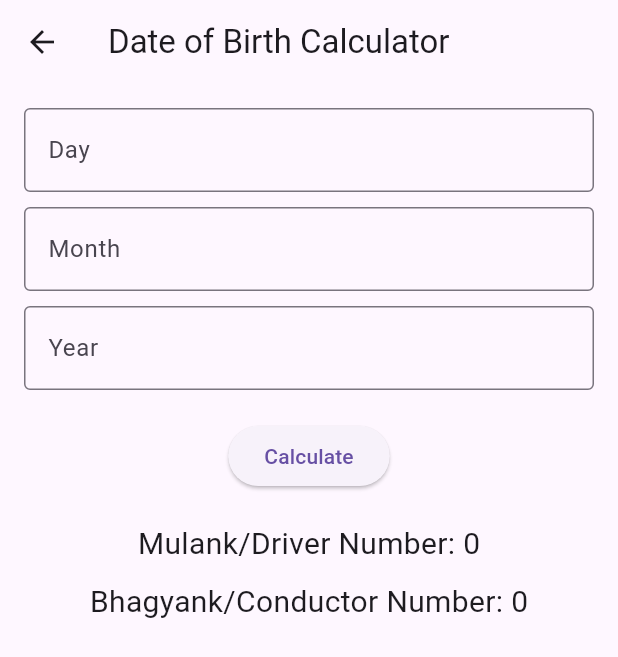
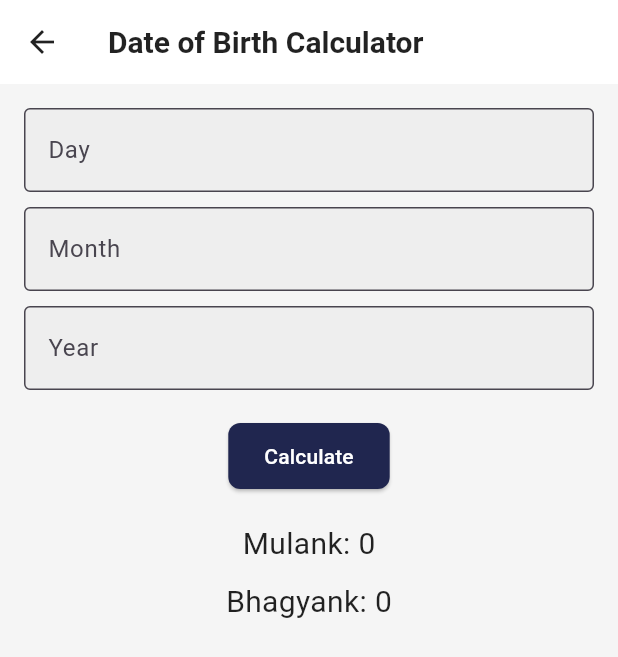
Before and after one commit to Shailen-parmar/numerology-app, a Flutter app: the screen it shows after launch, after a tap on "Calculate Date of Birth", on a phone screen of 412 x 824 dp. Shown: the top 657 px of the screen. Run offline on Flutter 3.47's test engine with Material 3 defaults, Android fonts, the phone set to English and light mode, and no system bars; Roboto replaces fonts that are missing (Montserrat).

Commit message:
feat: Implement splash screen and update app theme
This commit introduces a splash screen for a better user experience on app startup. It also updates the app's theme with custom colors, fonts, and styles to improve the overall visual appeal and consistency.
- Added a splash screen
- Updated the app theme with custom colors, fonts, and styles

```diff
--- a/lib/main.dart
+++ b/lib/main.dart
@@ -1,4 +1,5 @@
 import 'package:flutter/material.dart';
+import 'splash_screen.dart';
 
 void main() {
   runApp(MyApp());
@@ -7,12 +8,57 @@ void main() {
 class MyApp extends StatelessWidget {
   @override
   Widget build(BuildContext context) {
+    const Color deepNavyBlue = Color(0xFF20264F); // Define deepNavyBlue
+
     return MaterialApp(
-      title: 'Numerology App',
+      title: 'DigitZ',
       theme: ThemeData(
-        primarySwatch: Colors.blue,
+        // Define the default brightness and colors.
+        brightness: Brightness.light,
+        primarySwatch: Colors.grey, // Use grey as the base, then customize
+        scaffoldBackgroundColor: Colors.grey[100], // Soft beige background
+
+        // Define the default font family.
+        fontFamily: 'Roboto',
+
+        // Customize the TextTheme to use Roboto and Montserrat
+        textTheme: const TextTheme(
+          headlineLarge: TextStyle(fontSize: 72.0, fontWeight: FontWeight.bold, color: Colors.black87, fontFamily: 'Roboto'),
+          headlineSmall: TextStyle(fontSize: 36.0, fontStyle: FontStyle.italic, color: Colors.black87, fontFamily: 'Roboto'),
+          bodyMedium: TextStyle(fontSize: 14.0, fontFamily: 'Montserrat', color: Colors.black87),
+          bodyLarge: TextStyle(fontSize: 16.0, fontFamily: 'Montserrat', color: Colors.black87),
+          labelLarge: TextStyle(fontFamily: 'Roboto', color: Colors.white),
+        ),
+        elevatedButtonTheme: ElevatedButtonThemeData(
+          style: ElevatedButton.styleFrom(
+            backgroundColor: deepNavyBlue,
+            foregroundColor: Colors.white,
+            shape: RoundedRectangleBorder(
+              borderRadius: BorderRadius.circular(8.0),
+            ),
+            padding: const EdgeInsets.symmetric(vertical: 12.0, horizontal: 24.0),
+          ),
+        ),
+        inputDecorationTheme: InputDecorationTheme(
+          border: OutlineInputBorder(
+            borderRadius: BorderRadius.circular(8.0),
+            borderSide: BorderSide.none,
+          ),
+          filled: true,
+          fillColor: Colors.grey[200],
+        ),
+        appBarTheme: AppBarTheme(
+          backgroundColor: Colors.white,
+          titleTextStyle: const TextStyle(
+            color: Colors.black87,
+            fontSize: 20.0,
+            fontWeight: FontWeight.w600,
+          ),
+          iconTheme: const IconThemeData(color: Colors.black87),
+        ),
+        iconTheme: const IconThemeData(color: deepNavyBlue), // Line-style icons
       ),
-      home: MainMenu(),
+      home: SplashScreen(),
     );
   }
 }
@@ -231,9 +277,9 @@ class _DateOfBirthCalculatorState extends State<DateOfBirthCalculator> {
               },
             ),
             SizedBox(height: 20),
-            Text('Mulank/Driver Number: $mulank', style: TextStyle(fontSize: 20)),
+            Text('Mulank: $mulank', style: TextStyle(fontSize: 20)),
             SizedBox(height: 10),
-            Text('Bhagyank/Conductor Number: $bhagyank', style: TextStyle(fontSize: 20)),
+            Text('Bhagyank: $bhagyank', style: TextStyle(fontSize: 20)),
           ],
         ),
       ),
--- /dev/null
+++ b/lib/splash_screen.dart
@@ -0,0 +1,52 @@
+import 'dart:async';
+import 'package:flutter/material.dart';
+import 'main.dart'; // Import your main screen
+
+class SplashScreen extends StatefulWidget {
+  @override
+  _SplashScreenState createState() => _SplashScreenState();
+}
+
+class _SplashScreenState extends State<SplashScreen> {
+  @override
+  void initState() {
+    super.initState();
+    Timer(Duration(seconds: 4), () {
+      Navigator.of(context).pushReplacement(
+        MaterialPageRoute(builder: (context) => MainMenu()), // Replace MyHomePage with your main screen widget
+      );
+    });
+  }
+
+  @override
+  Widget build(BuildContext context) {
+    return Scaffold(
+      body: Stack(
+        fit: StackFit.expand,
+        children: <Widget>[
+          Image.asset(
+            'assets/images/360_F_818005943_gVOaWUstltqr34usDfefefk9ohbbgthYdJkon-Picsart-AiImageEnhancer.jpg',
+            fit: BoxFit.cover,
+          ),
+          Center(
+            child: Text(
+              "Welcome to DigitZ",
+              style: TextStyle(
+                color: Colors.white,
+                fontWeight: FontWeight.bold,
+                fontSize: 24.0,
+                shadows: <Shadow>[
+                  Shadow(
+                    blurRadius: 10.0,
+                    color: Colors.black,
+                    offset: Offset(4.0, 4.0),
+                  ),
+                ],
+              ),
+            ),
+          ),
+        ],
+      ),
+    );
+  }
+}
--- a/pubspec.yaml
+++ b/pubspec.yaml
@@ -58,9 +58,9 @@ flutter:
   uses-material-design: true
 
   # To add assets to your application, add an assets section, like this:
-  # assets:
-  #   - images/a_dot_burr.jpeg
-  #   - images/a_dot_ham.jpeg
+
+  assets:
+    - assets/images/
 
   # An image asset can refer to one or more resolution-specific "variants", see
   # https://flutter.dev/to/resolution-aware-images
```
Also changed, not shown: assets/images/360_F_818005943_gVOaWUstltqr34usDfefefk9ohbbgthYdJkon-Picsart-AiImageEnhancer.jpg (added), 8 other files.
